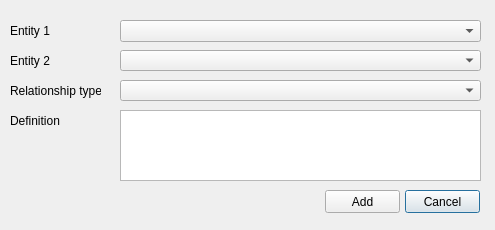
This is src/gui/add_relationship_dialog_ui.ui in ErnestoVivas/FiBEM as Qt 5 draws it before an edit. The edited form follows.
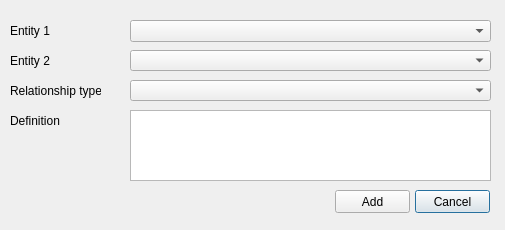
This is the edited form.

Commit message: Started implemention of export ontology, gui improvements

```diff
--- a/src/gui/add_relationship_dialog_ui.ui
+++ b/src/gui/add_relationship_dialog_ui.ui
@@ -6,19 +6,19 @@
    <rect>
     <x>0</x>
     <y>0</y>
-    <width>495</width>
+    <width>505</width>
     <height>230</height>
    </rect>
   </property>
   <property name="minimumSize">
    <size>
-    <width>495</width>
+    <width>505</width>
     <height>230</height>
    </size>
   </property>
   <property name="maximumSize">
    <size>
-    <width>495</width>
+    <width>505</width>
     <height>230</height>
    </size>
   </property>
@@ -67,7 +67,7 @@
   <widget class="QComboBox" name="combo_box_first_entity">
    <property name="geometry">
     <rect>
-     <x>120</x>
+     <x>130</x>
      <y>20</y>
      <width>361</width>
      <height>22</height>
@@ -77,7 +77,7 @@
   <widget class="QComboBox" name="combo_box_relationship_type">
    <property name="geometry">
     <rect>
-     <x>120</x>
+     <x>130</x>
      <y>80</y>
      <width>361</width>
      <height>21</height>
@@ -87,7 +87,7 @@
   <widget class="QComboBox" name="combo_box_ref_entity">
    <property name="geometry">
     <rect>
-     <x>120</x>
+     <x>130</x>
      <y>50</y>
      <width>361</width>
      <height>21</height>
@@ -97,7 +97,7 @@
   <widget class="QPushButton" name="button_cancel">
    <property name="geometry">
     <rect>
-     <x>405</x>
+     <x>415</x>
      <y>190</y>
      <width>75</width>
      <height>23</height>
@@ -110,7 +110,7 @@
   <widget class="QPushButton" name="button_add_relationship">
    <property name="geometry">
     <rect>
-     <x>325</x>
+     <x>335</x>
      <y>190</y>
      <width>75</width>
      <height>23</height>
@@ -139,7 +139,7 @@
   <widget class="QTextEdit" name="text_edit_definition">
    <property name="geometry">
     <rect>
-     <x>120</x>
+     <x>130</x>
      <y>110</y>
      <width>361</width>
      <height>71</height>
```
The commit also changes 7 other files.
